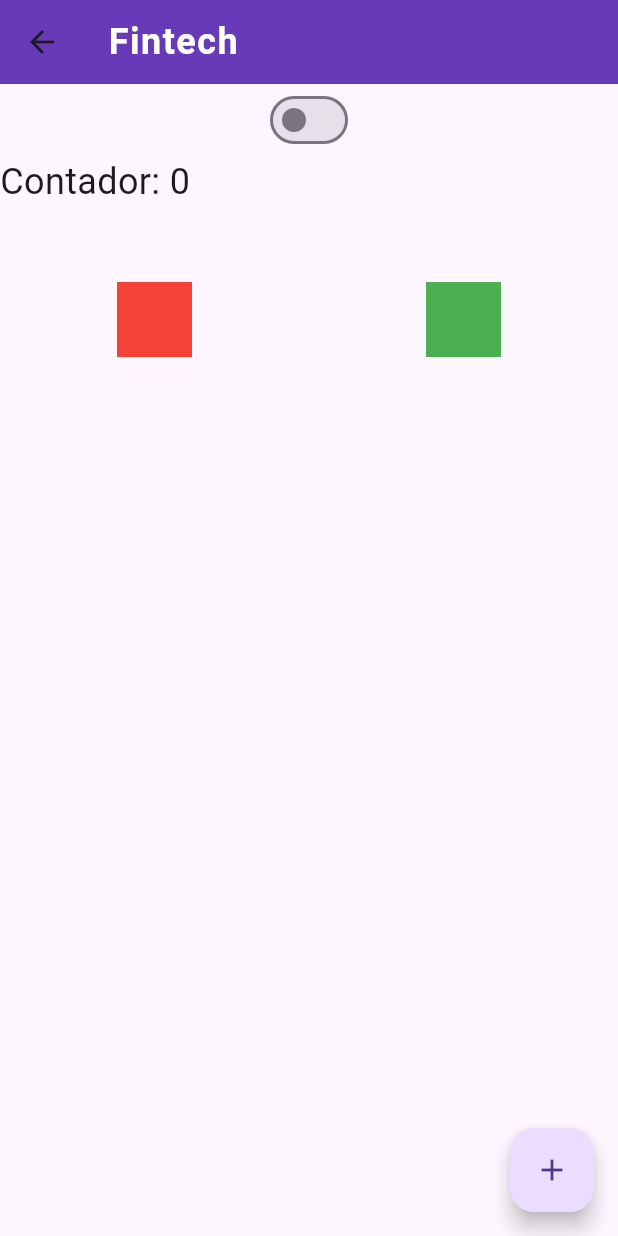
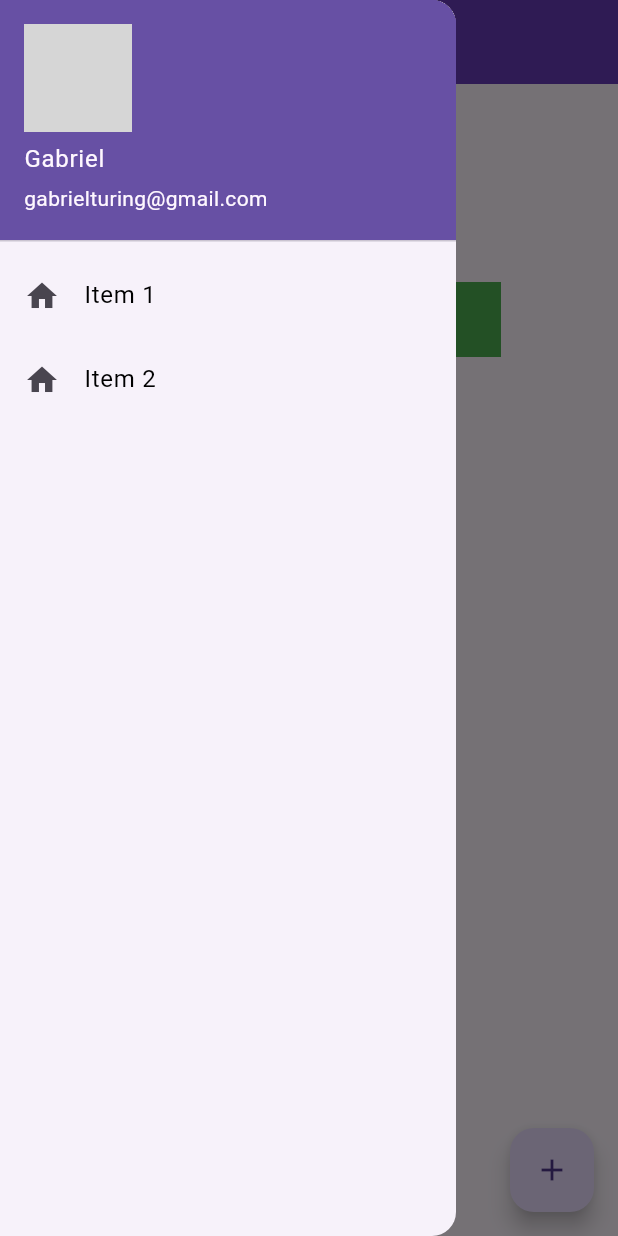
Before and after one commit to gabrielbsx/flutter-tech-app, a Flutter app: the HomeScreen screen opened by its route, with the side drawer open (before the commit the screen has no drawer), on a phone screen of 412 x 824 dp. Run offline on Flutter 3.47's test engine with Material 3 defaults, Android fonts, the phone set to English and light mode, and no system bars; network calls fail; grey boxes are pictures that could not be loaded.

Commit message:
feat: add user account drawer header

```diff
--- a/lib/screens/home_screen.dart
+++ b/lib/screens/home_screen.dart
@@ -18,6 +18,45 @@ class _HomeScreenState extends State<HomeScreen> {
   @override
   Widget build(BuildContext context) {
     return Scaffold(
+      drawer: Drawer(
+        child: Column(
+          children: [
+            UserAccountsDrawerHeader(
+              currentAccountPicture: CircleAvatar(
+                backgroundImage: NetworkImage(
+                  'https://avatars.githubusercontent.com/u/29743758?v=4',
+                ),
+              ),
+              accountName: Text('Gabriel'),
+              accountEmail: Text('gabrielturing@gmail.com'),
+            ),
+            ListTile(
+              leading: Icon(Icons.home),
+              title: Text(
+                'Item 1',
+                style: TextStyle(
+                  color: Colors.black,
+                ),
+              ),
+              onTap: () {
+                print('Item 1');
+              },
+            ),
+            ListTile(
+              leading: Icon(Icons.home),
+              title: Text(
+                'Item 2',
+                style: TextStyle(
+                  color: Colors.black,
+                ),
+              ),
+              onTap: () {
+                print('Item 2');
+              },
+            ),
+          ],
+        ),
+      ),
       appBar: AppBar(
         title: Text(
           'Fintech',
```
